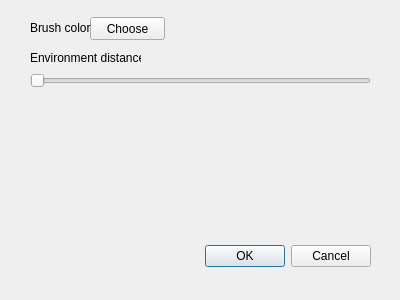
Qt form ui/mapview_settings.ui (glararan/QEditor) before a commit.
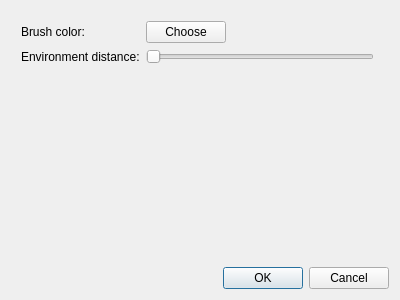
The same form after that commit.

Commit message:
[32] Save, Load and Settings
- Introduced global header which can be included everywhere
- Introduced QSettings
- No longer QApplication inside main.cpp
- Rewrited deleting objects for Save & Load in MainWindow
- Own structure for .qep (project file) and .qem (map file)
- MapTile & MapChunk has cache constructors which are just for now
- Half(?) done on water
- Added NewProject and StartUp classes
- Cleaned TexturePicker from non-needed includes

What changed in the file:
```diff
--- a/ui/mapview_settings.ui
+++ b/ui/mapview_settings.ui
@@ -25,31 +25,40 @@
   <property name="windowTitle">
    <string>Map View Settings</string>
   </property>
-  <widget class="QDialogButtonBox" name="buttonBox">
-   <property name="geometry">
-    <rect>
-     <x>30</x>
-     <y>240</y>
-     <width>341</width>
-     <height>32</height>
-    </rect>
-   </property>
+  <layout class="QVBoxLayout" name="verticalLayout">
+   <item>
+    <layout class="QGridLayout" name="gridLayout">
+     <property name="leftMargin">
+      <number>10</number>
+     </property>
+     <property name="topMargin">
+      <number>10</number>
+     </property>
+     <property name="rightMargin">
+      <number>15</number>
+     </property>
+     <item row="1" column="0">
+      <widget class="QLabel" name="label_2">
+       <property name="text">
+        <string>Environment distance:</string>
+       </property>
+      </widget>
+     </item>
+     <item row="0" column="2">
+      <spacer name="horizontalSpacer">
    <property name="orientation">
     <enum>Qt::Horizontal</enum>
    </property>
-   <property name="standardButtons">
-    <set>QDialogButtonBox::Cancel|QDialogButtonBox::Ok</set>
-   </property>
-  </widget>
+       <property name="sizeHint" stdset="0">
+        <size>
+         <width>40</width>
+         <height>20</height>
+        </size>
+       </property>
+      </spacer>
+     </item>
+     <item row="0" column="1">
   <widget class="QPushButton" name="brushColorButton">
-   <property name="geometry">
-    <rect>
-     <x>90</x>
-     <y>17</y>
-     <width>75</width>
-     <height>23</height>
-    </rect>
-   </property>
    <property name="toolTip">
     <string>Choose brush color</string>
    </property>
@@ -57,41 +66,16 @@
     <string>Choose</string>
    </property>
   </widget>
+     </item>
+     <item row="0" column="0">
   <widget class="QLabel" name="label">
-   <property name="geometry">
-    <rect>
-     <x>30</x>
-     <y>20</y>
-     <width>61</width>
-     <height>16</height>
-    </rect>
-   </property>
    <property name="text">
     <string>Brush color:</string>
    </property>
   </widget>
-  <widget class="QLabel" name="label_2">
-   <property name="geometry">
-    <rect>
-     <x>30</x>
-     <y>50</y>
-     <width>111</width>
-     <height>16</height>
-    </rect>
-   </property>
-   <property name="text">
-    <string>Environment distance:</string>
-   </property>
-  </widget>
+     </item>
+     <item row="1" column="1" colspan="2">
   <widget class="QSlider" name="EDistanceSlider">
-   <property name="geometry">
-    <rect>
-     <x>30</x>
-     <y>70</y>
-     <width>341</width>
-     <height>22</height>
-    </rect>
-   </property>
    <property name="minimum">
     <number>1</number>
    </property>
@@ -117,6 +101,36 @@
     <bool>false</bool>
    </property>
   </widget>
+     </item>
+    </layout>
+   </item>
+   <item>
+    <spacer name="verticalSpacer">
+     <property name="orientation">
+      <enum>Qt::Vertical</enum>
+     </property>
+     <property name="sizeHint" stdset="0">
+      <size>
+       <width>20</width>
+       <height>40</height>
+      </size>
+     </property>
+    </spacer>
+   </item>
+   <item alignment="Qt::AlignRight|Qt::AlignBottom">
+    <widget class="QDialogButtonBox" name="buttonBox">
+     <property name="layoutDirection">
+      <enum>Qt::LeftToRight</enum>
+     </property>
+     <property name="orientation">
+      <enum>Qt::Horizontal</enum>
+     </property>
+     <property name="standardButtons">
+      <set>QDialogButtonBox::Cancel|QDialogButtonBox::Ok</set>
+     </property>
+    </widget>
+   </item>
+  </layout>
  </widget>
  <resources/>
  <connections>
```
Lines whose indentation alone changed are shown as unchanged. The commit also changes 29 other files.
